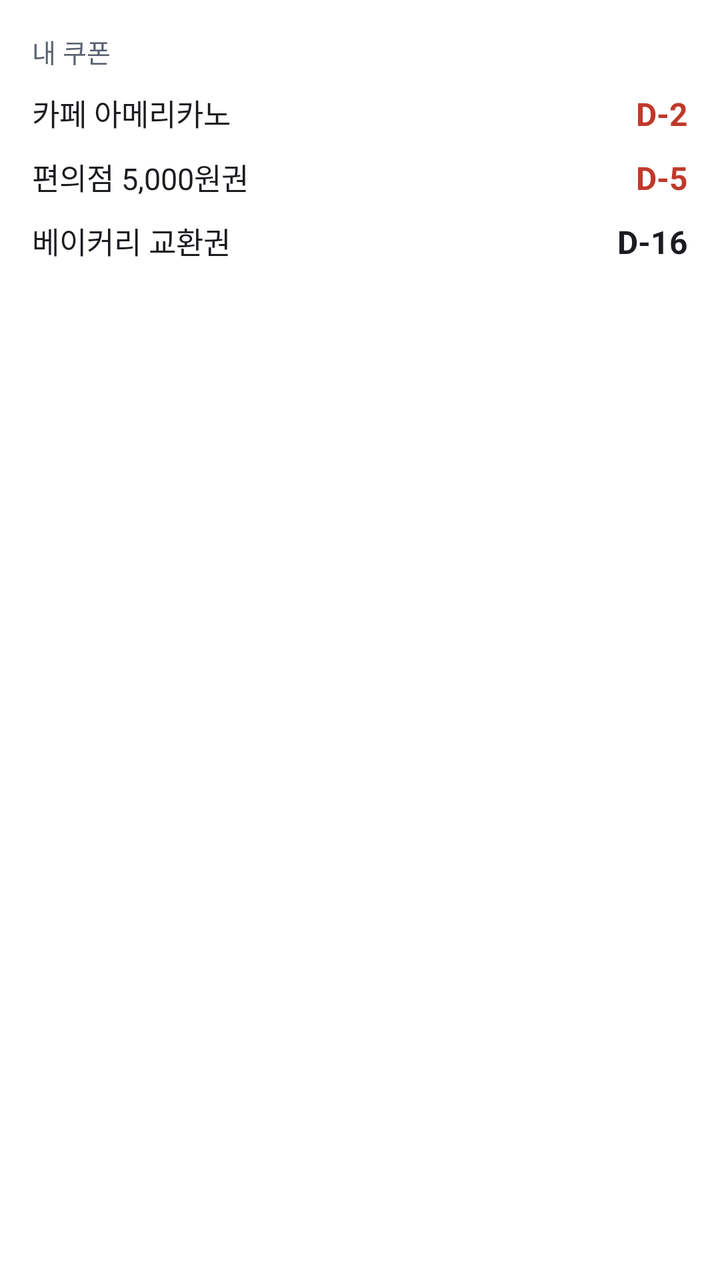
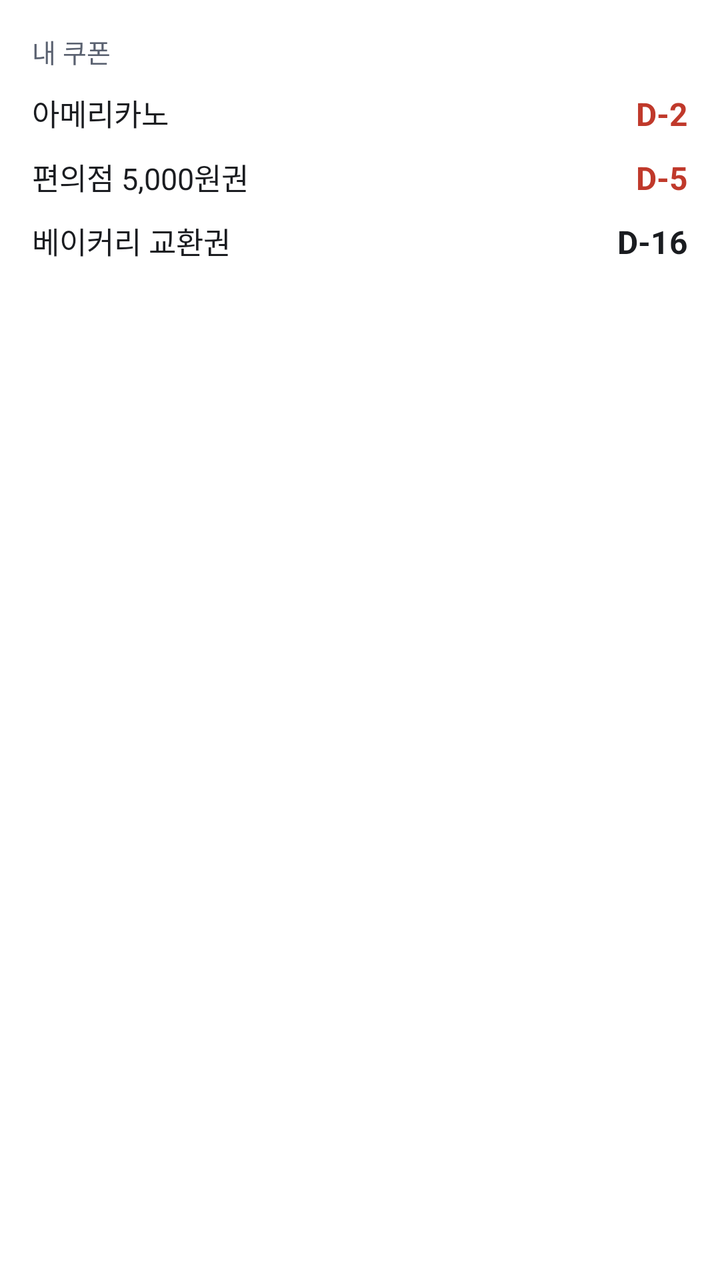

Screens rendered from an Android XML layout before and after an edit, with the pre-edit source and the edit as a unified diff.
<!-- AndroidManifest.xml: application theme Theme.Mycoupon -->
<!-- res/layout/widget_preview.xml -->
<?xml version="1.0" encoding="utf-8"?>
<LinearLayout xmlns:android="http://schemas.android.com/apk/res/android"
    android:layout_width="match_parent" android:layout_height="match_parent"
    android:orientation="vertical" android:padding="16dp" android:background="@drawable/widget_preview_bg">
    <TextView android:layout_width="wrap_content" android:layout_height="wrap_content" android:text="@string/app_name"
        android:textColor="#FF5A6170" android:textSize="13sp" />
    <LinearLayout android:layout_width="match_parent" android:layout_height="wrap_content" android:orientation="horizontal" android:paddingTop="10dp">
        <TextView android:layout_width="0dp" android:layout_weight="1" android:layout_height="wrap_content" android:text="카페 아메리카노" android:textColor="#FF1A1C20" android:textSize="15sp" android:maxLines="1" />
        <TextView android:layout_width="wrap_content" android:layout_height="wrap_content" android:text="D-2" android:textColor="#FFC0392B" android:textSize="16sp" android:textStyle="bold" />
    </LinearLayout>
    <LinearLayout android:layout_width="match_parent" android:layout_height="wrap_content" android:orientation="horizontal" android:paddingTop="10dp">
        <TextView android:layout_width="0dp" android:layout_weight="1" android:layout_height="wrap_content" android:text="편의점 5,000원권" android:textColor="#FF1A1C20" android:textSize="15sp" android:maxLines="1" />
        <TextView android:layout_width="wrap_content" android:layout_height="wrap_content" android:text="D-5" android:textColor="#FFC0392B" android:textSize="16sp" android:textStyle="bold" />
    </LinearLayout>
    <LinearLayout android:layout_width="match_parent" android:layout_height="wrap_content" android:orientation="horizontal" android:paddingTop="10dp">
        <TextView android:layout_width="0dp" android:layout_weight="1" android:layout_height="wrap_content" android:text="베이커리 교환권" android:textColor="#FF1A1C20" android:textSize="15sp" android:maxLines="1" />
        <TextView android:layout_width="wrap_content" android:layout_height="wrap_content" android:text="D-16" android:textColor="#FF1A1C20" android:textSize="16sp" android:textStyle="bold" />
    </LinearLayout>
</LinearLayout>
<!-- resources referenced by this layout -->
<resources>
  <!-- drawable widget_preview_bg (drawable) -->
  <?xml version="1.0" encoding="utf-8"?>
  <shape xmlns:android="http://schemas.android.com/apk/res/android">
      <solid android:color="#FFFFFFFF" />
      <corners android:radius="24dp" />
  </shape>
  <string name="app_name">내 쿠폰</string>
  <style name="Theme.Mycoupon" parent="android:Theme.Material.Light.NoActionBar">
          <item name="android:windowBackground">#FFFFFF</item>
      </style>
</resources>

<!-- the commit's change to res/layout/widget_preview.xml (unified diff, before → after) -->
@@ -5,7 +5,7 @@
     <TextView android:layout_width="wrap_content" android:layout_height="wrap_content" android:text="@string/app_name"
         android:textColor="#FF5A6170" android:textSize="13sp" />
     <LinearLayout android:layout_width="match_parent" android:layout_height="wrap_content" android:orientation="horizontal" android:paddingTop="10dp">
-        <TextView android:layout_width="0dp" android:layout_weight="1" android:layout_height="wrap_content" android:text="카페 아메리카노" android:textColor="#FF1A1C20" android:textSize="15sp" android:maxLines="1" />
+        <TextView android:layout_width="0dp" android:layout_weight="1" android:layout_height="wrap_content" android:text="아메리카노" android:textColor="#FF1A1C20" android:textSize="15sp" android:maxLines="1" />
         <TextView android:layout_width="wrap_content" android:layout_height="wrap_content" android:text="D-2" android:textColor="#FFC0392B" android:textSize="16sp" android:textStyle="bold" />
     </LinearLayout>
     <LinearLayout android:layout_width="match_parent" android:layout_height="wrap_content" android:orientation="horizontal" android:paddingTop="10dp">
